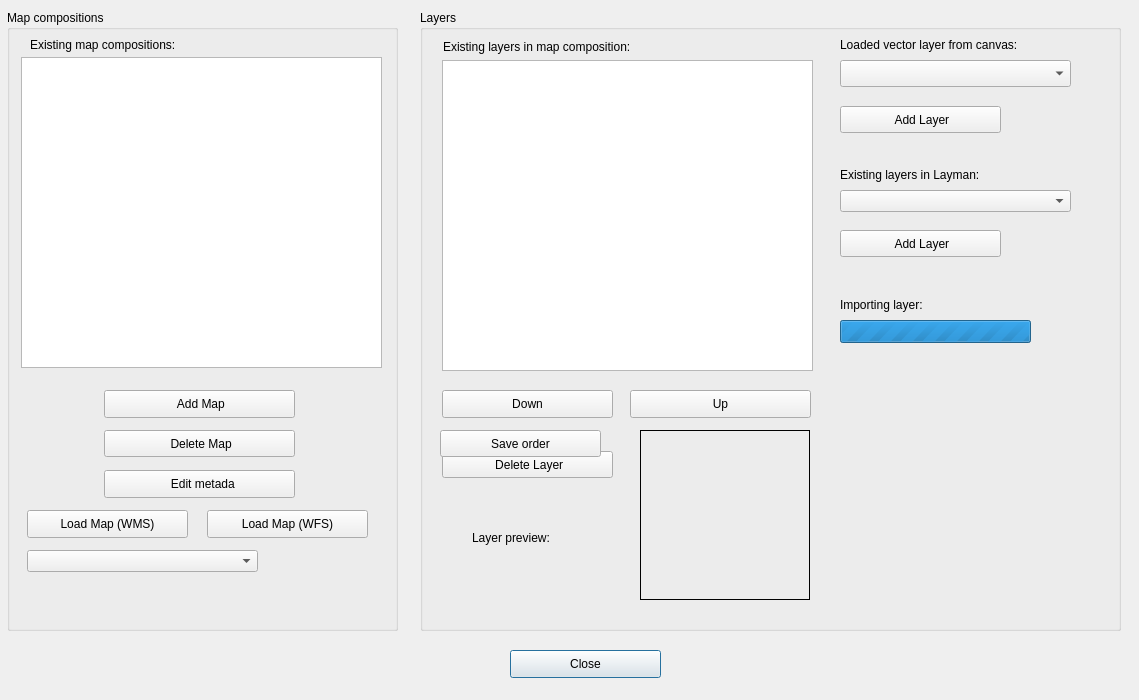
LESPROJEKT/qgis-layman-plugin, file dlg_importMap.ui: the form before one commit.
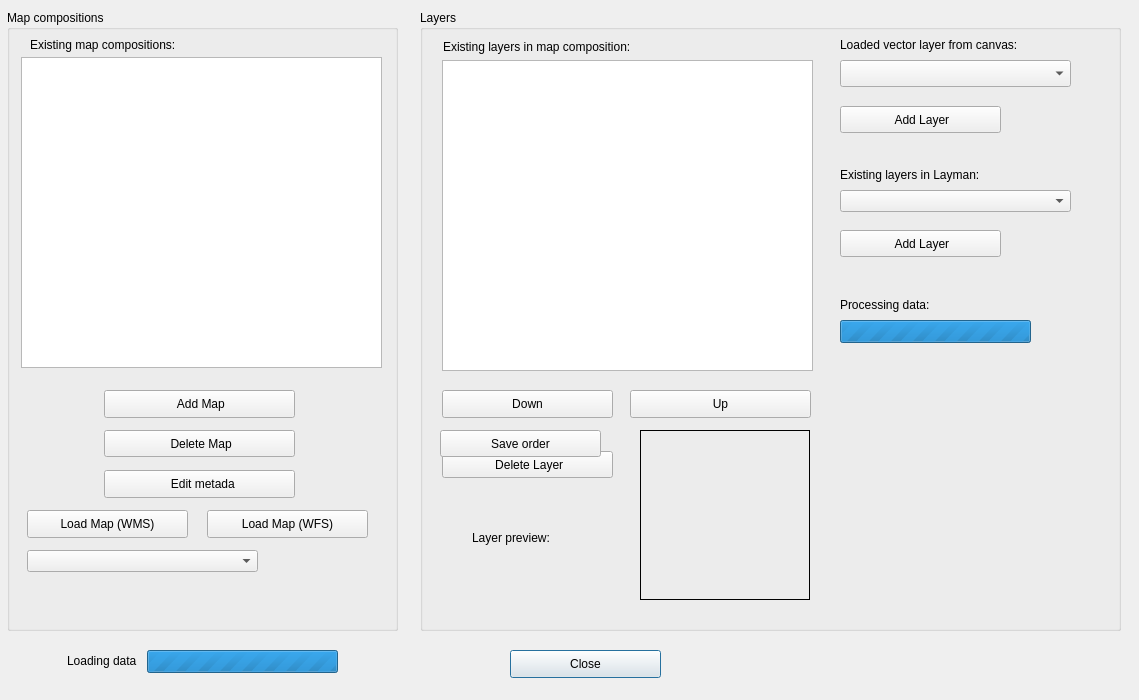
The form after the commit. Icons and pictures are not drawn. Custom widgets are drawn as their Qt base class.

Patch:
```diff
--- a/dlg_importMap.ui
+++ b/dlg_importMap.ui
@@ -153,7 +153,7 @@
      </rect>
     </property>
     <property name="text">
-     <string>Importing layer:</string>
+     <string>Processing data:</string>
     </property>
    </widget>
    <widget class="QProgressBar" name="progressBar">
@@ -417,6 +417,38 @@
     </property>
    </widget>
   </widget>
+  <widget class="QProgressBar" name="progressBar_loader">
+   <property name="enabled">
+    <bool>true</bool>
+   </property>
+   <property name="geometry">
+    <rect>
+     <x>147</x>
+     <y>650</y>
+     <width>191</width>
+     <height>23</height>
+    </rect>
+   </property>
+   <property name="maximum">
+    <number>0</number>
+   </property>
+   <property name="value">
+    <number>0</number>
+   </property>
+  </widget>
+  <widget class="QLabel" name="label_loading">
+   <property name="geometry">
+    <rect>
+     <x>67</x>
+     <y>653</y>
+     <width>141</width>
+     <height>16</height>
+    </rect>
+   </property>
+   <property name="text">
+    <string>Loading data</string>
+   </property>
+  </widget>
  </widget>
  <customwidgets>
   <customwidget>
```
Left out of the diff: 2 changed lines with no effect on the pictures.
